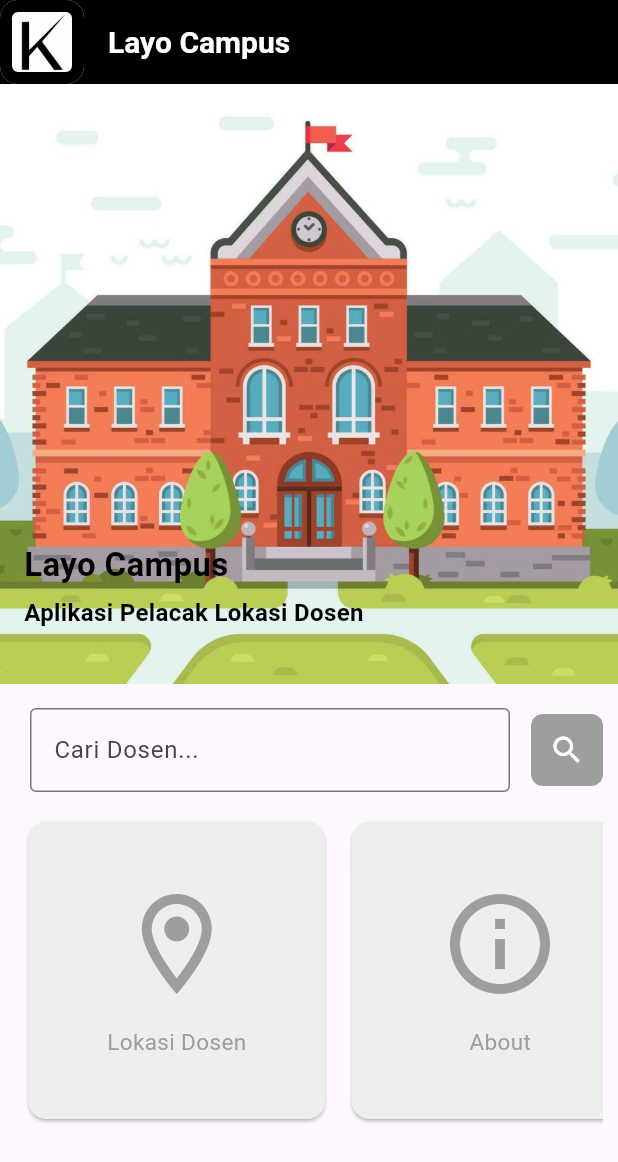
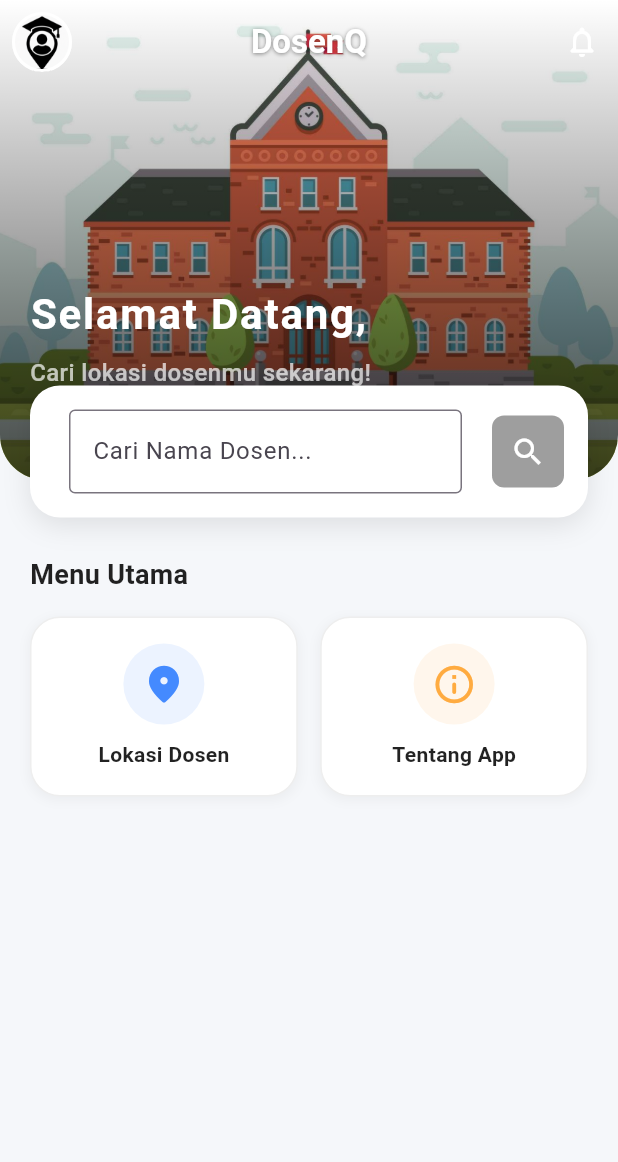
Before and after one commit to AqsaXny/Layo-CampusApp, a Flutter app: the screen it shows after launch, on a phone screen of 412 x 824 dp. Shown: the top 1162 px of the screen. Run offline on Flutter 3.47's test engine with Material 3 defaults, Android fonts, the phone set to English and light mode, and no system bars; drawn by our look-alikes of carousel_slider.

Commit message:
update dashboard UI

```diff
--- a/lib/Home/herosection.dart
+++ b/lib/Home/herosection.dart
@@ -6,54 +6,65 @@ class Herosection extends StatelessWidget {
     required this.title,
     required this.description,
   });
+
   final String title;
   final String description;
-  //Buat Hero itu Gambar + konten
+
   @override
   Widget build(BuildContext context) {
-    return Stack(
-      children: [
-        Container(
+    return Container(
       width: double.infinity,
-          height: 400,
+      height: 320,
       decoration: BoxDecoration(
+        borderRadius: BorderRadius.only(
+          bottomLeft: Radius.circular(30),
+          bottomRight: Radius.circular(30),
+        ),
         image: DecorationImage(
           image: AssetImage('assets/image/univ.png'),
           fit: BoxFit.cover,
         ),
       ),
+      child: Container(
+        decoration: BoxDecoration(
+          borderRadius: BorderRadius.only(
+            bottomLeft: Radius.circular(30),
+            bottomRight: Radius.circular(30),
           ),
-        SafeArea(
-          child: Container(
-            padding: EdgeInsets.all(16),
-            width: double.infinity,
-            height: 380,
+          gradient: LinearGradient(
+            begin: Alignment.topCenter,
+            end: Alignment.bottomCenter,
+            colors: [Colors.transparent, Colors.black.withOpacity(0.7)],
+          ),
+        ),
+        padding: EdgeInsets.all(20),
         child: Column(
           mainAxisAlignment: MainAxisAlignment.end,
           crossAxisAlignment: CrossAxisAlignment.start,
-              spacing: 5,
           children: [
+            SizedBox(height: 20),
             Text(
               title,
               style: TextStyle(
-                    fontSize: 22,
+                fontSize: 28,
                 fontWeight: FontWeight.bold,
-                    color: Colors.black,
+                color: Colors.white,
+                letterSpacing: 1.2,
               ),
             ),
+            SizedBox(height: 8),
             Text(
               description,
               style: TextStyle(
                 fontSize: 16,
-                    color: Colors.black,
-                    fontWeight: FontWeight.bold,
+                color: Colors.white70,
+                fontWeight: FontWeight.w500,
               ),
             ),
+            SizedBox(height: 40),
           ],
         ),
       ),
-        ),
-      ],
     );
   }
 }
--- a/lib/Home/myhome.dart
+++ b/lib/Home/myhome.dart
@@ -9,39 +9,68 @@ class Homepage extends StatelessWidget {
   @override
   Widget build(BuildContext context) {
     return Scaffold(
+      backgroundColor: Color(0xFFF5F7FA),
+      extendBodyBehindAppBar: true,
       appBar: AppBar(
-        leading: Container(
-          decoration: BoxDecoration(
-            color: Colors.black,
-            image: DecorationImage(
-              image: AssetImage('assets/image/Kuchistore.png'),
-              fit: BoxFit.cover,
+        backgroundColor: Colors.transparent,
+        elevation: 0,
+        centerTitle: true,
+        leading: Padding(
+          padding: const EdgeInsets.all(8.0),
+          child: Container(
+            decoration: BoxDecoration(
+              shape: BoxShape.circle,
+              image: DecorationImage(
+                image: AssetImage('assets/image/DosenQ.png'),
+                fit: BoxFit.cover,
+              ),
+              border: Border.all(color: Colors.white, width: 2),
             ),
-            border: Border.all(width: 8),
-            borderRadius: BorderRadius.circular(12),
           ),
         ),
-        backgroundColor: Colors.black,
         title: Text(
-          'Layo Campus',
+          'DosenQ',
           style: TextStyle(
             color: Colors.white,
-            fontSize: 20,
+            fontSize: 22,
             fontWeight: FontWeight.bold,
+            shadows: [
+              Shadow(
+                offset: Offset(0, 1),
+                blurRadius: 3.0,
+                color: Colors.black45,
+              ),
+            ],
           ),
         ),
+        actions: [
+          IconButton(
+            icon: Icon(Icons.notifications_none_rounded, color: Colors.white),
+            onPressed: () {},
+          ),
+        ],
       ),
       body: SingleChildScrollView(
         child: Column(
           children: [
-            SafeArea(
-              child: Herosection(
-                title: 'Layo Campus',
-                description: 'Aplikasi Pelacak Lokasi Dosen',
-              ),
+            Stack(
+              clipBehavior: Clip.none,
+              children: [
+                Herosection(
+                  title: 'Selamat Datang,',
+                  description: 'Cari lokasi dosenmu sekarang!',
+                ),
+                Positioned(
+                  bottom: -25,
+                  left: 0,
+                  right: 0,
+                  child: Searchsection(),
+                ),
+              ],
             ),
-            Searchsection(),
+            SizedBox(height: 40),
             Navigationsection(),
+            SizedBox(height: 20),
           ],
         ),
       ),
--- a/lib/Home/navigation.dart
+++ b/lib/Home/navigation.dart
@@ -1,45 +1,98 @@
-import 'package:carousel_slider/carousel_slider.dart';
 import 'package:flutter/material.dart';
-import 'package:kuchi_notes/Components/card_logo.dart';
 
 class Navigationsection extends StatelessWidget {
   const Navigationsection({super.key});
 
   @override
   Widget build(BuildContext context) {
-    return Container(
-      // width: double.infinity,
-      // height: 250,
-      padding: EdgeInsets.symmetric(horizontal: 10),
-      child: CarouselSlider(
-        items: [
-          SizedBox(
-            width: MediaQuery.of(context).size.width * 0.5,
-            child: CardLogo(
-              iconItem: Icons.location_on_outlined,
-              descript: 'Lokasi Dosen',
-              targetLocation: () {
-                Navigator.pushNamed(context, '/location');
-              },
+    return Padding(
+      padding: const EdgeInsets.symmetric(horizontal: 20, vertical: 10),
+      child: Column(
+        crossAxisAlignment: CrossAxisAlignment.start,
+        children: [
+          Text(
+            "Menu Utama",
+            style: TextStyle(
+              fontSize: 18,
+              fontWeight: FontWeight.bold,
+              color: Colors.black87,
             ),
           ),
-          SizedBox(
-            width: MediaQuery.of(context).size.width * 0.5,
-            child: CardLogo(
-              iconItem: Icons.info_outline,
-              descript: 'About',
-              targetLocation: () {
-                Navigator.pushNamed(context, '/about');
-              },
-            ),
+          SizedBox(height: 15),
+          Row(
+            mainAxisAlignment: MainAxisAlignment.spaceBetween,
+            children: [
+              Expanded(
+                child: _buildMenuItem(
+                  context,
+                  icon: Icons.location_on_rounded,
+                  label: 'Lokasi Dosen',
+                  color: Colors.blueAccent,
+                  onTap: () => Navigator.pushNamed(context, '/location'),
+                ),
+              ),
+              SizedBox(width: 15),
+              Expanded(
+                child: _buildMenuItem(
+                  context,
+                  icon: Icons.info_outline_rounded,
+                  label: 'Tentang App',
+                  color: Colors.orangeAccent,
+                  onTap: () => Navigator.pushNamed(context, '/about'),
+                ),
+              ),
+            ],
           ),
         ],
-        options: CarouselOptions(
-          height: MediaQuery.of(context).size.height * 0.25,
-          padEnds: false,
-          viewportFraction: 0.55,
-          enableInfiniteScroll: false,
-          enlargeCenterPage: false,
+      ),
+    );
+  }
+
+  Widget _buildMenuItem(
+    BuildContext context, {
+    required IconData icon,
+    required String label,
+    required Color color,
+    required VoidCallback onTap,
+  }) {
+    return GestureDetector(
+      onTap: onTap,
+      child: Container(
+        height: 120,
+        decoration: BoxDecoration(
+          color: Colors.white,
+          borderRadius: BorderRadius.circular(20),
+          border: Border.all(color: Colors.grey.shade200),
+          boxShadow: [
+            BoxShadow(
+              color: Colors.grey.withOpacity(0.1),
+              spreadRadius: 1,
+              blurRadius: 5,
+              offset: Offset(0, 2),
+            ),
+          ],
+        ),
+        child: Column(
+          mainAxisAlignment: MainAxisAlignment.center,
+          children: [
+            Container(
+              padding: EdgeInsets.all(12),
+              decoration: BoxDecoration(
+                color: color.withOpacity(0.1),
+                shape: BoxShape.circle,
+              ),
+              child: Icon(icon, size: 30, color: color),
+            ),
+            SizedBox(height: 10),
+            Text(
+              label,
+              style: TextStyle(
+                fontSize: 14,
+                fontWeight: FontWeight.w600,
+                color: Colors.black87,
+              ),
+            ),
+          ],
         ),
       ),
     );
--- a/lib/Home/searchsection.dart
+++ b/lib/Home/searchsection.dart
@@ -4,14 +4,27 @@ import 'package:kuchi_notes/Components/input_column.dart';
 
 class Searchsection extends StatelessWidget {
   const Searchsection({super.key});
+
   @override
   Widget build(BuildContext context) {
-    return Padding(
-      padding: EdgeInsets.all(10),
+    return Container(
+      margin: EdgeInsets.symmetric(horizontal: 20),
+      padding: EdgeInsets.symmetric(horizontal: 16, vertical: 10),
+      decoration: BoxDecoration(
+        color: Colors.white,
+        borderRadius: BorderRadius.circular(20),
+        boxShadow: [
+          BoxShadow(
+            color: Colors.black.withOpacity(0.1),
+            blurRadius: 15,
+            offset: Offset(0, 5),
+          ),
+        ],
+      ),
       child: Row(
-        spacing: 4,
         children: [
-          Expanded(child: Inputcolumn(inputText: 'Cari Dosen...')),
+          Expanded(child: Inputcolumn(inputText: 'Cari Nama Dosen...')),
+          SizedBox(width: 10),
           BtnIcon(),
         ],
       ),
```
Also changed, not shown: assets/image/DosenQ.png (added). Lines whose indentation alone changed are shown as unchanged.
